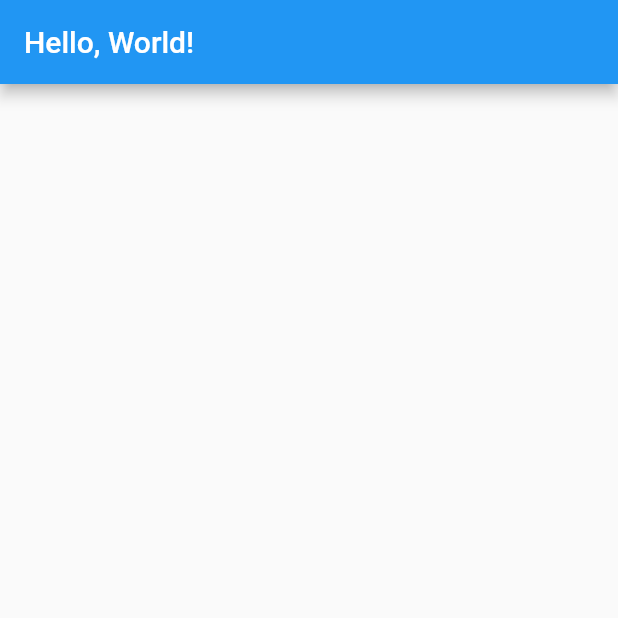
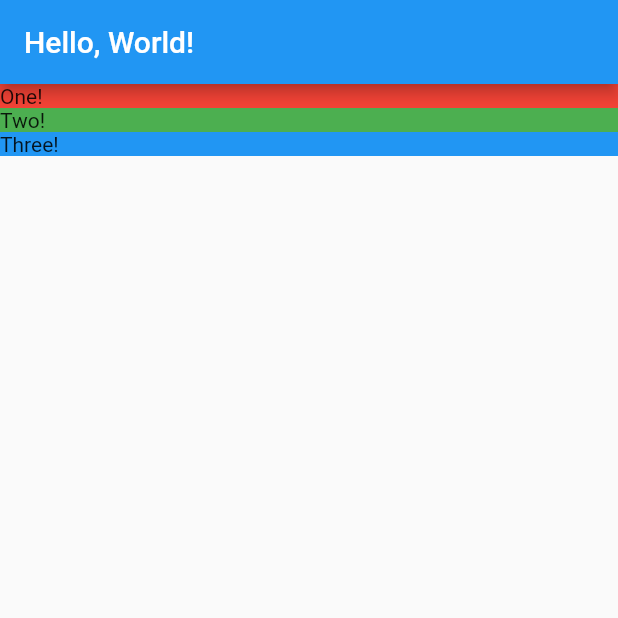
Before and after one commit to ricardoduarte/flutter-basicapp, a Flutter app: the screen it shows after launch, on a phone screen of 412 x 824 dp, the top half of it. Run offline on Flutter 3.47's test engine with Material 2 defaults, Android fonts, the phone set to English and light mode, and no system bars.

Commit message:
implement basic layout elements

```diff
--- /dev/null
+++ b/lib/location_detail.dart
@@ -0,0 +1,32 @@
+import 'package:flutter/material.dart';
+
+class LocationDetail extends StatelessWidget {
+  const LocationDetail({super.key});
+
+  @override
+  Widget build(BuildContext context) {
+    return Scaffold(
+      appBar: AppBar(
+        title: Text('Hello, World!'),
+      ),
+      body: Column(
+        mainAxisAlignment: MainAxisAlignment.start,
+        crossAxisAlignment: CrossAxisAlignment.stretch,
+        children: [
+          _section('One!', Colors.red),
+          _section('Two!', Colors.green),
+          _section('Three!', Colors.blue),
+        ],
+      ),
+    );
+  }
+
+  Widget _section(String title, Color color) {
+    return Container(
+            decoration: BoxDecoration(
+              color: color,
+            ),
+            child: Text(title),
+          );
+  }
+}
--- a/lib/main.dart
+++ b/lib/main.dart
@@ -1,11 +1,8 @@
+import 'package:basic/location_detail.dart';
 import 'package:flutter/material.dart';
 
 void main() {
   runApp(MaterialApp(
-    home: Scaffold(
-      appBar: AppBar(
-        title: Text('Hello, World!'),
-      ),
-    ),
+    home: LocationDetail(),
   ));
 }
```
